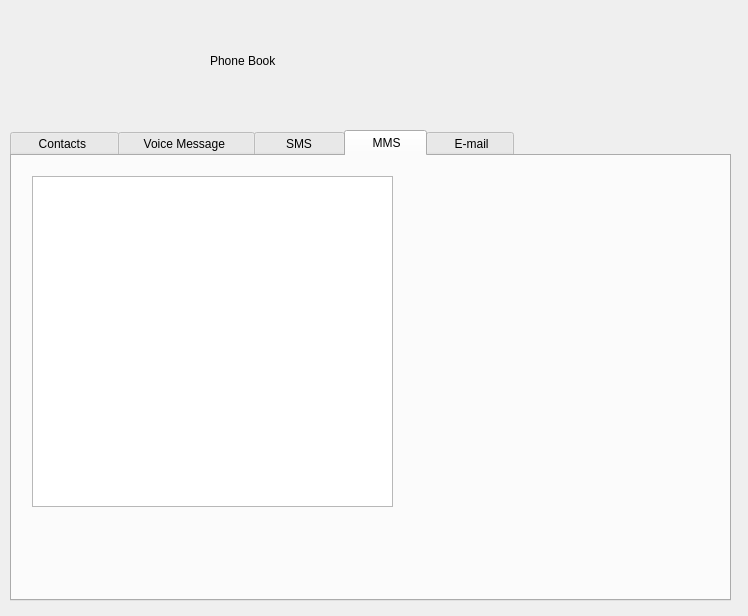
Qt form phonebook/phonebook.ui (SumanKanrar-IEM/VIRTUAL-PHONE) before a commit.
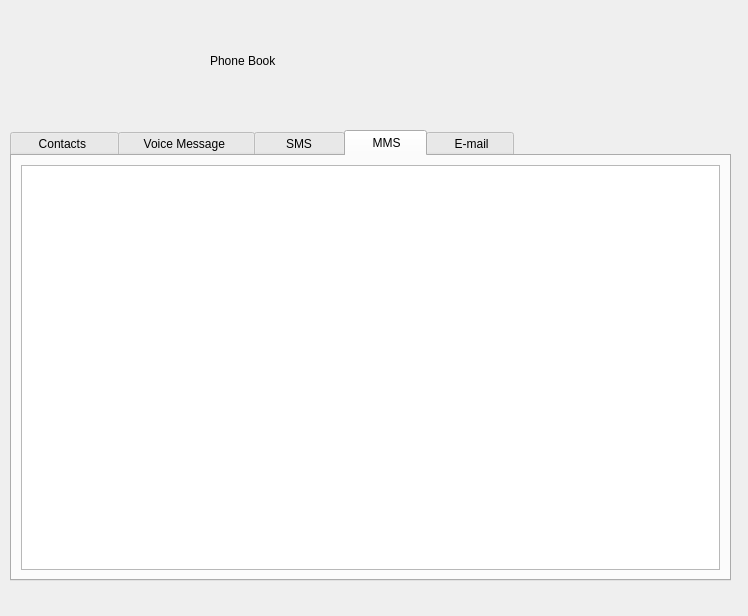
The same form after that commit. The open tabs and pages were chosen to show the change. Icons and pictures are not drawn.

Diff of the .ui file:
```diff
--- a/phonebook/phonebook.ui
+++ b/phonebook/phonebook.ui
@@ -25,7 +25,7 @@
      <x>10</x>
      <y>130</y>
      <width>721</width>
-     <height>471</height>
+     <height>451</height>
     </rect>
    </property>
    <property name="autoFillBackground">
@@ -133,20 +133,16 @@
     <attribute name="title">
      <string>     MMS    </string>
     </attribute>
+    <layout class="QVBoxLayout" name="verticalLayout">
+     <item>
     <widget class="QTableView" name="tableView_mms">
-     <property name="geometry">
-      <rect>
-       <x>20</x>
-       <y>20</y>
-       <width>361</width>
-       <height>331</height>
-      </rect>
-     </property>
      <property name="styleSheet">
       <string notr="true">
 background-color:qconicalgradient(cx:0.943, cy:0.505682, angle:0, stop:0 rgba(136, 106, 22, 255), stop:0.113636 rgba(166, 140, 41, 255), stop:0.285 rgba(204, 181, 74, 255), stop:0.345 rgba(235, 219, 102, 255), stop:0.420455 rgba(245, 236, 112, 255), stop:0.505682 rgba(209, 190, 76, 255), stop:0.573864 rgba(187, 156, 51, 255), stop:0.619318 rgba(168, 142, 42, 255), stop:0.681818 rgba(202, 174, 68, 255), stop:0.693182 rgba(218, 202, 86, 255), stop:0.815 rgba(208, 187, 73, 255), stop:0.88 rgba(187, 156, 51, 255), stop:0.935 rgba(137, 108, 26, 255), stop:1 rgba(35, 40, 3, 255))</string>
      </property>
     </widget>
+     </item>
+    </layout>
    </widget>
    <widget class="QWidget" name="tab_email">
     <attribute name="title">
```
Left out of the diff: 2 changed lines with no effect on the pictures. Lines whose indentation alone changed are shown as unchanged.
